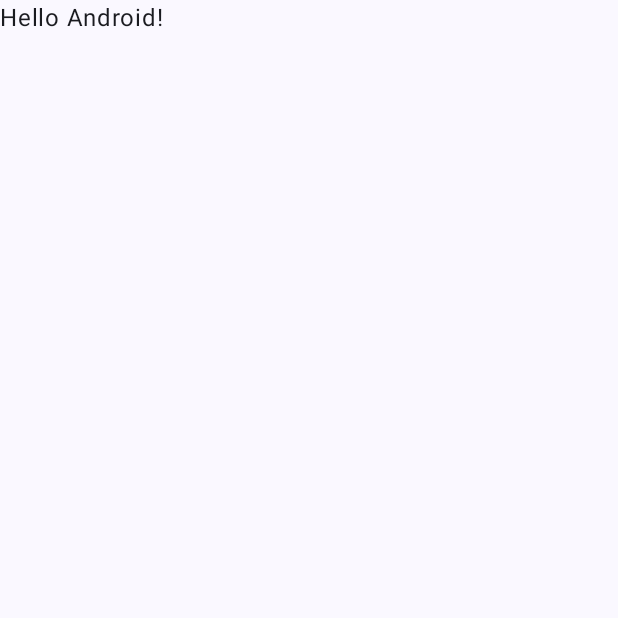
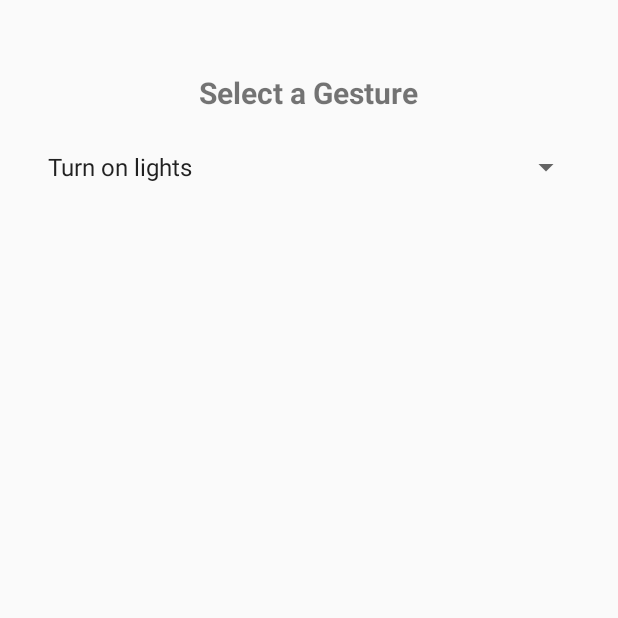
Before and after one commit to haili1tim48-glitch/SmartHomeControl, an Android app built with Jetpack Compose: the screen it shows after launch (MainActivity), on a phone screen of 412 x 824 dp, the top half of it. Before the commit the part shown is almost empty. Run offline under Robolectric (Android 15) with nearby library versions, the phone set to English and light mode, and no system bars.

Commit message:
Add Gesture Selection screen (Screen 1) with TDD tests
Implement the entry screen for the SmartHome Gesture Control app
following Red-Green-Refactor TDD workflow:

RED phase (tests written first):
- GestureConstantsTest.java: Unit test verifying GESTURE_MAP has 17
  entries with correct display-name-to-label mappings
- MainActivityTest.java: Espresso test asserting gesture_spinner is
  visible and contains exactly 17 items
- NavigationTest.java: Espresso test verifying selection of "Turn on
  lights" sends Intent to ExpertVideoActivity with extra "LightOn"

GREEN phase (implementation):
- strings.xml: Added gesture_array with 17 gestures
- GestureConstants.java: Map linking display names to gesture labels
- activity_main.xml: Layout with Spinner (gesture_spinner)
- MainActivity.java: Selection listener navigating to Screen 2
- ExpertVideoActivity.java: Stub for Screen 2
- AndroidManifest.xml: Registered ExpertVideoActivity
- build.gradle.kts: Added espresso-intents dependency

https://claude.ai/code/session_01CQh7eQpY1tDNjmsTM4Ap7f

```diff
--- a/app/build.gradle.kts
+++ b/app/build.gradle.kts
@@ -53,6 +53,7 @@ dependencies {
     testImplementation(libs.junit)
     androidTestImplementation(libs.androidx.junit)
     androidTestImplementation(libs.androidx.espresso.core)
+    androidTestImplementation("androidx.test.espresso:espresso-intents:3.7.0")
     androidTestImplementation(platform(libs.androidx.compose.bom))
     androidTestImplementation(libs.androidx.compose.ui.test.junit4)
     debugImplementation(libs.androidx.compose.ui.tooling)
--- a/app/src/main/AndroidManifest.xml
+++ b/app/src/main/AndroidManifest.xml
@@ -22,6 +22,9 @@
                 <category android:name="android.intent.category.LAUNCHER" />
             </intent-filter>
         </activity>
+        <activity
+            android:name=".ExpertVideoActivity"
+            android:exported="false" />
     </application>
 
 </manifest>
--- /dev/null
+++ b/app/src/main/java/com/example/smarthomecontrol/MainActivity.java
@@ -0,0 +1,51 @@
+package com.example.smarthomecontrol;
+
+import android.app.Activity;
+import android.content.Intent;
+import android.os.Bundle;
+import android.view.View;
+import android.widget.AdapterView;
+import android.widget.Spinner;
+
+/**
+ * Screen 1 – Gesture Selection.
+ * Displays a Spinner with 17 gestures. On selection, navigates to
+ * ExpertVideoActivity (Screen 2) passing the gesture label as an extra.
+ *
+ * Privacy: No user face is captured or displayed on this screen.
+ */
+public class MainActivity extends Activity {
+
+    @Override
+    protected void onCreate(Bundle savedInstanceState) {
+        super.onCreate(savedInstanceState);
+        setContentView(R.layout.activity_main);
+
+        Spinner spinner = findViewById(R.id.gesture_spinner);
+
+        spinner.setOnItemSelectedListener(new AdapterView.OnItemSelectedListener() {
+            private boolean isInitialSelection = true;
+
+            @Override
+            public void onItemSelected(AdapterView<?> parent, View view,
+                                       int position, long id) {
+                if (isInitialSelection) {
+                    isInitialSelection = false;
+                    return;
+                }
+
+                String displayName = parent.getItemAtPosition(position).toString();
+                String gestureLabel = GestureConstants.GESTURE_MAP.get(displayName);
+
+                Intent intent = new Intent(MainActivity.this, ExpertVideoActivity.class);
+                intent.putExtra("EXTRA_GESTURE_LABEL", gestureLabel);
+                startActivity(intent);
+            }
+
+            @Override
+            public void onNothingSelected(AdapterView<?> parent) {
+                // No action required
+            }
+        });
+    }
+}
--- a/app/src/main/java/com/example/smarthomecontrol/MainActivity.kt
+++ /dev/null
@@ -1,47 +0,0 @@
-package com.example.smarthomecontrol
-
-import android.os.Bundle
-import androidx.activity.ComponentActivity
-import androidx.activity.compose.setContent
-import androidx.activity.enableEdgeToEdge
-import androidx.compose.foundation.layout.fillMaxSize
-import androidx.compose.foundation.layout.padding
-import androidx.compose.material3.Scaffold
-import androidx.compose.material3.Text
-import androidx.compose.runtime.Composable
-import androidx.compose.ui.Modifier
-import androidx.compose.ui.tooling.preview.Preview
-import com.example.smarthomecontrol.ui.theme.SmartHomeControlTheme
-
-class MainActivity : ComponentActivity() {
-    override fun onCreate(savedInstanceState: Bundle?) {
-        super.onCreate(savedInstanceState)
-        enableEdgeToEdge()
-        setContent {
-            SmartHomeControlTheme {
-                Scaffold(modifier = Modifier.fillMaxSize()) { innerPadding ->
-                    Greeting(
-                        name = "Android",
-                        modifier = Modifier.padding(innerPadding)
-                    )
-                }
-            }
-        }
-    }
-}
-
-@Composable
-fun Greeting(name: String, modifier: Modifier = Modifier) {
-    Text(
-        text = "Hello $name!",
-        modifier = modifier
-    )
-}
-
-@Preview(showBackground = true)
-@Composable
-fun GreetingPreview() {
-    SmartHomeControlTheme {
-        Greeting("Android")
-    }
-}
--- /dev/null
+++ b/app/src/main/res/layout/activity_main.xml
@@ -0,0 +1,26 @@
+<?xml version="1.0" encoding="utf-8"?>
+<LinearLayout xmlns:android="http://schemas.android.com/apk/res/android"
+    android:layout_width="match_parent"
+    android:layout_height="match_parent"
+    android:orientation="vertical"
+    android:gravity="center_horizontal"
+    android:paddingStart="24dp"
+    android:paddingEnd="24dp"
+    android:paddingTop="48dp">
+
+    <TextView
+        android:layout_width="wrap_content"
+        android:layout_height="wrap_content"
+        android:text="@string/select_gesture_prompt"
+        android:textSize="20sp"
+        android:textStyle="bold"
+        android:layout_marginBottom="24dp" />
+
+    <Spinner
+        android:id="@+id/gesture_spinner"
+        android:layout_width="match_parent"
+        android:layout_height="wrap_content"
+        android:entries="@array/gesture_array"
+        android:spinnerMode="dropdown" />
+
+</LinearLayout>
--- a/app/src/main/res/values/strings.xml
+++ b/app/src/main/res/values/strings.xml
@@ -1,3 +1,24 @@
 <resources>
     <string name="app_name">SmartHomeControl</string>
+    <string name="select_gesture_prompt">Select a Gesture</string>
+
+    <string-array name="gesture_array">
+        <item>Turn on lights</item>
+        <item>Turn off lights</item>
+        <item>Turn on fan</item>
+        <item>Turn off fan</item>
+        <item>Increase fan speed</item>
+        <item>decrease fan speed</item>
+        <item>Set Thermostat to specified temperature</item>
+        <item>0</item>
+        <item>1</item>
+        <item>2</item>
+        <item>3</item>
+        <item>4</item>
+        <item>5</item>
+        <item>6</item>
+        <item>7</item>
+        <item>8</item>
+        <item>9</item>
+    </string-array>
 </resources>
```
Also changed, not shown: app/src/main/java/com/example/smarthomecontrol/ExpertVideoActivity.java (added, +17 -0 lines), app/src/main/java/com/example/smarthomecontrol/GestureConstants.java (added, +40 -0 lines), 3 other files.
